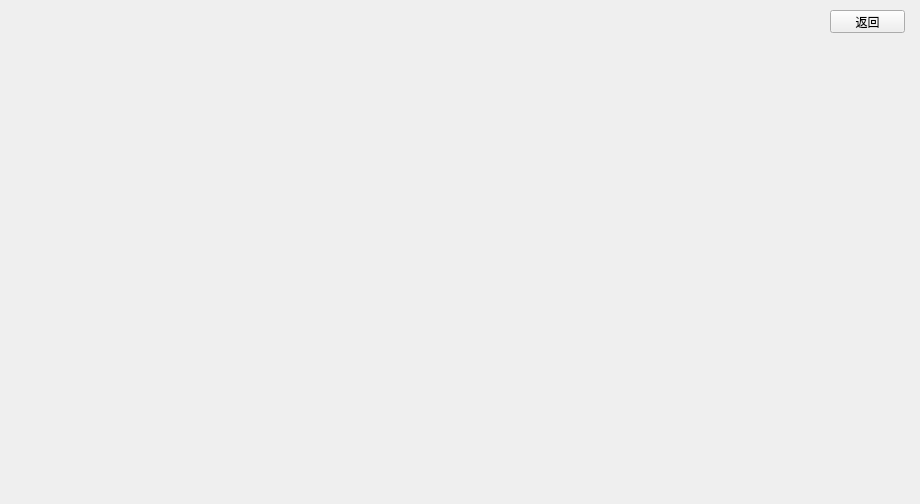
Before: the Qt Designer form client/src/workarea/datamanager/annotationdatapage.ui in zhuzongdong123/ProcessingSoftware, drawn with Qt 5.
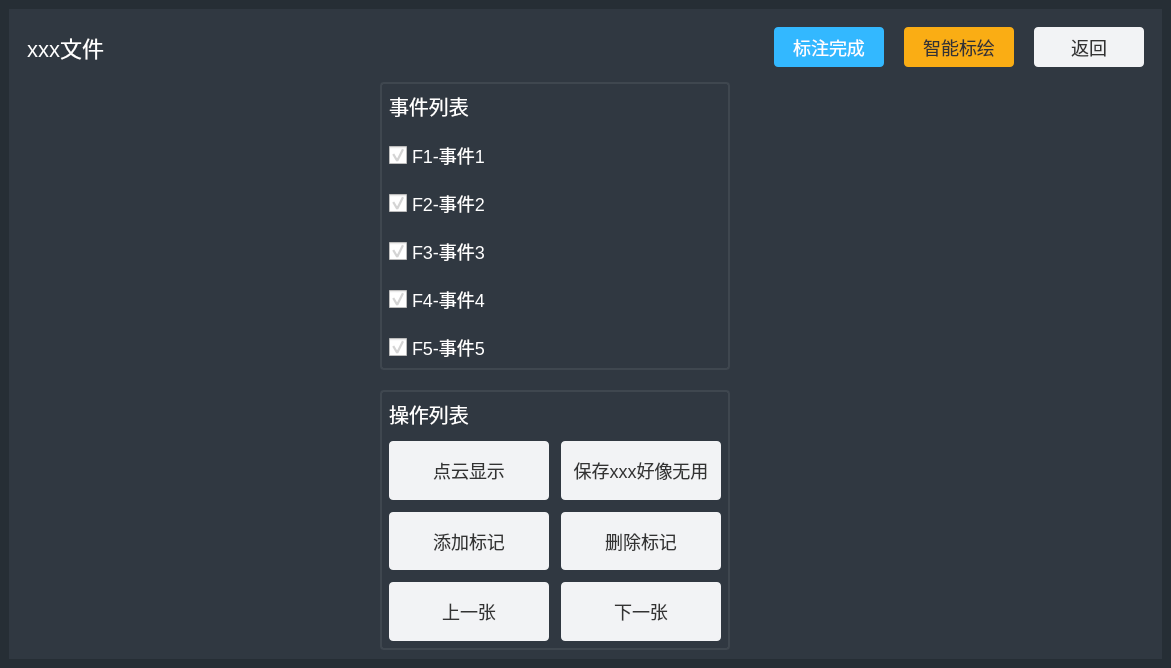
After: the same form once the commit is applied. Icons and pictures are not drawn. Custom widgets are drawn as their Qt base class.

Commit message: 样式和图片标绘界面的修改

What changed in the file:
```diff
--- a/client/src/workarea/datamanager/annotationdatapage.ui
+++ b/client/src/workarea/datamanager/annotationdatapage.ui
@@ -6,27 +6,623 @@
    <rect>
     <x>0</x>
     <y>0</y>
-    <width>920</width>
-    <height>504</height>
+    <width>1171</width>
+    <height>665</height>
    </rect>
   </property>
   <property name="windowTitle">
    <string>Form</string>
   </property>
-  <widget class="QPushButton" name="pushButton">
-   <property name="geometry">
-    <rect>
-     <x>830</x>
-     <y>10</y>
-     <width>75</width>
-     <height>23</height>
-    </rect>
+  <layout class="QVBoxLayout" name="verticalLayout">
+   <property name="spacing">
+    <number>0</number>
    </property>
-   <property name="text">
-    <string>返回</string>
+   <property name="leftMargin">
+    <number>0</number>
    </property>
-  </widget>
+   <property name="topMargin">
+    <number>0</number>
+   </property>
+   <property name="rightMargin">
+    <number>0</number>
+   </property>
+   <property name="bottomMargin">
+    <number>0</number>
+   </property>
+   <item>
+    <widget class="QWidget" name="widget" native="true">
+     <property name="styleSheet">
+      <string notr="true">#widget{background-color: rgb(38, 46, 53);}
+QWidget{font-size:18px;color:rgb(255,255,255)}
+
+/*滚动条样式 START========================================================================*/
+/*纵向滚动条样式*/
+QScrollBar:vertical{
+	border-style: solid;
+	/* 纵轴-总体背景颜色 */
+    background:transparent;
+	/* 纵轴-总体背景圆角 */
+    border-radius: 5px;
+	/* 纵轴-总体宽度 */
+    min-width: 10px;
+    max-width: 10px;
+}
+QScrollBar::handle:vertical{
+	/* 纵轴-凸出部分背景颜色 */
+    background: rgb(161, 171, 175);
+	/* 纵轴-凸出部分背景圆角 */
+    border-radius: 5px;
+	/* 纵轴-凸出最新高度 */
+    min-height: 30px;
+}
+
+
+QScrollBar::handle:vertical:hover{
+	/* 纵轴-凸出部分触发背景颜色 */
+    background:#F2F3F5;
+}
+
+/*横向滚动条样式*/
+QScrollBar:horizontal{
+	border-style: solid;
+	/* 横轴-总体背景颜色 */
+    background:transparent;
+	/* 横轴-总体背景圆角 */
+    border-radius: 5px;
+	/* 横轴-总体宽度 */
+    min-height: 10px;
+    max-height: 10px;
+}
+QScrollBar::handle:horizontal{
+	/* 横轴-凸出部分背景颜色 */
+    background:  rgb(161, 171, 175);
+	/* 横轴-凸出部分背景圆角 */
+    border-radius: 5px;
+	/* 横轴-凸出最新高度 */
+    min-width: 30px;
+}
+
+QScrollBar::handle:horizontal:hover{
+	/* 横轴-凸出部分触发背景颜色 */
+    background:#F2F3F5;
+}
+
+QScrollBar::add-page,
+QScrollBar::sub-page{
+    background: transparent;
+}
+QScrollBar::add-line,
+QScrollBar::sub-line{
+    background: transparent;
+}
+
+/*提示框样式*/
+QToolTip{border:1px solid #262E35; background-color:#3F474F; color:rgb(255,255,255);border-radius:4px;}</string>
+     </property>
+     <layout class="QVBoxLayout" name="verticalLayout_2">
+      <item>
+       <widget class="QWidget" name="widget_2" native="true">
+        <property name="styleSheet">
+         <string notr="true">#widget_2{background-color: rgb(48, 56, 65);}
+</string>
+        </property>
+        <layout class="QVBoxLayout" name="verticalLayout_3">
+         <item>
+          <widget class="QWidget" name="widget_3" native="true">
+           <layout class="QHBoxLayout" name="horizontalLayout_2">
+            <property name="spacing">
+             <number>20</number>
+            </property>
+            <item>
+             <widget class="QLabel" name="title">
+              <property name="styleSheet">
+               <string notr="true">font-size:22px</string>
+              </property>
+              <property name="text">
+               <string>xxx文件</string>
+              </property>
+             </widget>
+            </item>
+            <item>
+             <spacer name="horizontalSpacer_2">
+              <property name="orientation">
+               <enum>Qt::Horizontal</enum>
+              </property>
+              <property name="sizeHint" stdset="0">
+               <size>
+                <width>40</width>
+                <height>20</height>
+               </size>
+              </property>
+             </spacer>
+            </item>
+            <item>
+             <spacer name="horizontalSpacer">
+              <property name="orientation">
+               <enum>Qt::Horizontal</enum>
+              </property>
+              <property name="sizeHint" stdset="0">
+               <size>
+                <width>356</width>
+                <height>20</height>
+               </size>
+              </property>
+             </spacer>
+            </item>
+            <item>
+             <widget class="QPushButton" name="pushButton_5">
+              <property name="minimumSize">
+               <size>
+                <width>110</width>
+                <height>40</height>
+               </size>
+              </property>
+              <property name="styleSheet">
+               <string notr="true">background-color: rgb(51, 184, 255);border:none;border-radius:4px</string>
+              </property>
+              <property name="text">
+               <string>标注完成</string>
+              </property>
+             </widget>
+            </item>
+            <item>
+             <widget class="QPushButton" name="pushButton">
+              <property name="minimumSize">
+               <size>
+                <width>110</width>
+                <height>40</height>
+               </size>
+              </property>
+              <property name="styleSheet">
+               <string notr="true">background-color:#FAAD14;border:none;border-radius:4px;color: rgb(51, 51, 51);</string>
+              </property>
+              <property name="text">
+               <string>智能标绘</string>
+              </property>
+             </widget>
+            </item>
+            <item>
+             <widget class="QPushButton" name="pushButton_2">
+              <property name="minimumSize">
+               <size>
+                <width>110</width>
+                <height>40</height>
+               </size>
+              </property>
+              <property name="styleSheet">
+               <string notr="true">background-color: rgb(242, 243, 245);
+color: rgb(51, 51, 51);border-radius:4px</string>
+              </property>
+              <property name="text">
+               <string>返回</string>
+              </property>
+             </widget>
+            </item>
+           </layout>
+          </widget>
+         </item>
+         <item>
+          <layout class="QHBoxLayout" name="horizontalLayout" stretch="0,1,0">
+           <property name="spacing">
+            <number>12</number>
+           </property>
+           <item>
+            <widget class="Gridlayout" name="girdlayout" native="true">
+             <property name="minimumSize">
+              <size>
+               <width>350</width>
+               <height>0</height>
+              </size>
+             </property>
+             <property name="maximumSize">
+              <size>
+               <width>350</width>
+               <height>16777215</height>
+              </size>
+             </property>
+            </widget>
+           </item>
+           <item>
+            <widget class="QWidget" name="widget_4" native="true">
+             <property name="minimumSize">
+              <size>
+               <width>350</width>
+               <height>0</height>
+              </size>
+             </property>
+             <property name="maximumSize">
+              <size>
+               <width>250</width>
+               <height>16777215</height>
+              </size>
+             </property>
+             <property name="styleSheet">
+              <string notr="true">
+
+    QCheckBox {
+       spacing: 5px; 
+       color: rgb(255,255,255);
+    }
+    QCheckBox::indicator {
+       width: 18px;
+       height: 18px;
+    }
+    QCheckBox::indicator:unchecked {
+       image: url(:/resources/image/noselect.png); 
+    }
+    QCheckBox::indicator:checked {
+       image: url(:/resources/image/select.png);  
+    }</string>
+             </property>
+             <layout class="QVBoxLayout" name="verticalLayout_6">
+              <property name="spacing">
+               <number>20</number>
+              </property>
+              <property name="leftMargin">
+               <number>0</number>
+              </property>
+              <property name="topMargin">
+               <number>0</number>
+              </property>
+              <property name="rightMargin">
+               <number>0</number>
+              </property>
+              <property name="bottomMargin">
+               <number>0</number>
+              </property>
+              <item>
+               <widget class="QWidget" name="widget_5" native="true">
+                <property name="styleSheet">
+                 <string notr="true">#widget_5{border:2px solid  rgb(63, 71, 79);border-radius:4px}</string>
+                </property>
+                <layout class="QVBoxLayout" name="verticalLayout_4">
+                 <property name="spacing">
+                  <number>20</number>
+                 </property>
+                 <item>
+                  <layout class="QHBoxLayout" name="horizontalLayout_3">
+                   <item>
+                    <widget class="QLabel" name="label">
+                     <property name="styleSheet">
+                      <string notr="true">font-size:20px</string>
+                     </property>
+                     <property name="text">
+                      <string>事件列表</string>
+                     </property>
+                    </widget>
+                   </item>
+                   <item>
+                    <spacer name="horizontalSpacer_3">
+                     <property name="orientation">
+                      <enum>Qt::Horizontal</enum>
+                     </property>
+                     <property name="sizeHint" stdset="0">
+                      <size>
+                       <width>40</width>
+                       <height>20</height>
+                      </size>
+                     </property>
+                    </spacer>
+                   </item>
+                   <item>
+                    <widget class="QPushButton" name="pushButton_3">
+                     <property name="toolTip">
+                      <string>&lt;html&gt;&lt;head/&gt;&lt;body&gt;&lt;p&gt;1、右侧视图中，按下快捷键F1-F9进入标绘模式，此时可通过鼠标拖拽进行事件标注；&lt;/p&gt;&lt;p&gt;2、右侧视图中，按下ESC键退出标绘模式，进入预览模式；&lt;/p&gt;&lt;p&gt;3、右侧视图中，预览模式下，ctrl+鼠标拖拽，可删除已标绘的事件；&lt;/p&gt;&lt;p&gt;4、右侧视图中，预览模式下，通过鼠标可控制图像的缩放和平移。&lt;/p&gt;&lt;p&gt;5、右侧视图中，ctrl+数字键盘0，可还原视图；&lt;/p&gt;&lt;/body&gt;&lt;/html&gt;</string>
+                     </property>
+                     <property name="styleSheet">
+                      <string notr="true">border:none;</string>
+                     </property>
+                     <property name="text">
+                      <string/>
+                     </property>
+                     <property name="icon">
+                      <iconset resource="../../../myicon.qrc">
+                       <normaloff>:/resources/image/optTip.png</normaloff>:/resources/image/optTip.png</iconset>
+                     </property>
+                     <property name="iconSize">
+                      <size>
+                       <width>30</width>
+                       <height>30</height>
+                      </size>
+                     </property>
+                    </widget>
+                   </item>
+                  </layout>
+                 </item>
+                 <item>
+                  <widget class="QCheckBox" name="checkBox">
+                   <property name="text">
+                    <string>F1-事件1</string>
+                   </property>
+                   <property name="checked">
+                    <bool>true</bool>
+                   </property>
+                  </widget>
+                 </item>
+                 <item>
+                  <widget class="QCheckBox" name="checkBox_2">
+                   <property name="text">
+                    <string>F2-事件2</string>
+                   </property>
+                   <property name="checked">
+                    <bool>true</bool>
+                   </property>
+                  </widget>
+                 </item>
+                 <item>
+                  <widget class="QCheckBox" name="checkBox_3">
+                   <property name="text">
+                    <string>F3-事件3</string>
+                   </property>
+                   <property name="checked">
+                    <bool>true</bool>
+                   </property>
+                  </widget>
+                 </item>
+                 <item>
+                  <widget class="QCheckBox" name="checkBox_4">
+                   <property name="text">
+                    <string>F4-事件4</string>
+                   </property>
+                   <property name="checked">
+                    <bool>true</bool>
+                   </property>
+                  </widget>
+                 </item>
+                 <item>
+                  <widget class="QCheckBox" name="checkBox_5">
+                   <property name="text">
+                    <string>F5-事件5</string>
+                   </property>
+                   <property name="checked">
+                    <bool>true</bool>
+                   </property>
+                  </widget>
+                 </item>
+                 <item>
+                  <spacer name="verticalSpacer_2">
+                   <property name="orientation">
+                    <enum>Qt::Vertical</enum>
+                   </property>
+                   <property name="sizeHint" stdset="0">
+                    <size>
+                     <width>20</width>
+                     <height>40</height>
+                    </size>
+                   </property>
+                  </spacer>
+                 </item>
+                </layout>
+               </widget>
+              </item>
+              <item>
+               <widget class="QWidget" name="widget_6" native="true">
+                <property name="styleSheet">
+                 <string notr="true">#widget_6{border:2px solid  rgb(63, 71, 79);border-radius:4px}</string>
+                </property>
+                <layout class="QVBoxLayout" name="verticalLayout_5">
+                 <property name="spacing">
+                  <number>12</number>
+                 </property>
+                 <item>
+                  <layout class="QHBoxLayout" name="horizontalLayout_4">
+                   <item>
+                    <widget class="QLabel" name="label_2">
+                     <property name="styleSheet">
+                      <string notr="true">font-size:20px</string>
+                     </property>
+                     <property name="text">
+                      <string>操作列表</string>
+                     </property>
+                    </widget>
+                   </item>
+                   <item>
+                    <spacer name="horizontalSpacer_4">
+                     <property name="orientation">
+                      <enum>Qt::Horizontal</enum>
+                     </property>
+                     <property name="sizeHint" stdset="0">
+                      <size>
+                       <width>40</width>
+                       <height>20</height>
+                      </size>
+                     </property>
+                    </spacer>
+                   </item>
+                   <item>
+                    <widget class="QPushButton" name="pushButton_4">
+                     <property name="toolTip">
+                      <string>&lt;html&gt;&lt;head/&gt;&lt;body&gt;&lt;p&gt;1、ctrl+数字键盘1，可切换是否显示点云图片；&lt;/p&gt;&lt;p&gt;2、ctrl+s，可进行数据保存；&lt;/p&gt;&lt;p&gt;3、ctrl+2，可人工设置图片为已标记；&lt;/p&gt;&lt;p&gt;3、ctrl+3，可人工设置图片取消标记；&lt;/p&gt;&lt;p&gt;4、方向键-左键，键盘按下后可切换上一张图片；&lt;/p&gt;&lt;p&gt;5、方向键-右键，键盘按下后可切换下一张图片；&lt;/p&gt;&lt;/body&gt;&lt;/html&gt;</string>
+                     </property>
+                     <property name="styleSheet">
+                      <string notr="true">border:none;</string>
+                     </property>
+                     <property name="text">
+                      <string/>
+                     </property>
+                     <property name="icon">
+                      <iconset resource="../../../myicon.qrc">
+                       <normaloff>:/resources/image/optTip.png</normaloff>:/resources/image/optTip.png</iconset>
+                     </property>
+                     <property name="iconSize">
+                      <size>
+                       <width>30</width>
+                       <height>30</height>
+                      </size>
+                     </property>
+                    </widget>
+                   </item>
+                  </layout>
+                 </item>
+                 <item>
+                  <widget class="QWidget" name="widget_7" native="true">
+                   <property name="minimumSize">
+                    <size>
+                     <width>0</width>
+                     <height>200</height>
+                    </size>
+                   </property>
+                   <property name="styleSheet">
+                    <string notr="true">QPushButton{background-color: rgb(242, 243, 245);color: rgb(51, 51, 51);border-radius:4px}</string>
+                   </property>
+                   <layout class="QVBoxLayout" name="verticalLayout_7">
+                    <property name="spacing">
+                     <number>0</number>
+                    </property>
+                    <property name="leftMargin">
+                     <number>0</number>
+                    </property>
+                    <property name="topMargin">
+                     <number>0</number>
+                    </property>
+                    <property name="rightMargin">
+                     <number>0</number>
+                    </property>
+                    <property name="bottomMargin">
+                     <number>0</number>
+                    </property>
+                    <item>
+                     <layout class="QGridLayout" name="gridLayout">
+                      <property name="spacing">
+                       <number>12</number>
+                      </property>
+                      <item row="0" column="0">
+                       <widget class="QPushButton" name="pointsDisplayBtn">
+                        <property name="sizePolicy">
+                         <sizepolicy hsizetype="Minimum" vsizetype="Expanding">
+                          <horstretch>0</horstretch>
+                          <verstretch>0</verstretch>
+                         </sizepolicy>
+                        </property>
+                        <property name="styleSheet">
+                         <string notr="true">QPushButton:checked{background-color: rgb(51, 184, 255);border:none;border-radius:4px;color:rgb(255,255,255)}</string>
+                        </property>
+                        <property name="text">
+                         <string>点云显示</string>
+                        </property>
+                        <property name="checkable">
+                         <bool>true</bool>
+                        </property>
+                       </widget>
+                      </item>
+                      <item row="0" column="1">
+                       <widget class="QPushButton" name="pushButton_7">
+                        <property name="sizePolicy">
+                         <sizepolicy hsizetype="Minimum" vsizetype="Expanding">
+                          <horstretch>0</horstretch>
+                          <verstretch>0</verstretch>
+                         </sizepolicy>
+                        </property>
+                        <property name="text">
+                         <string>保存xxx好像无用</string>
+                        </property>
+                       </widget>
+                      </item>
+                      <item row="1" column="0">
+                       <widget class="QPushButton" name="addHandleFlagBtn">
+                        <property name="sizePolicy">
+                         <sizepolicy hsizetype="Minimum" vsizetype="Expanding">
+                          <horstretch>0</horstretch>
+                          <verstretch>0</verstretch>
+                         </sizepolicy>
+                        </property>
+                        <property name="text">
+                         <string>添加标记</string>
+                        </property>
+                       </widget>
+                      </item>
+                      <item row="1" column="1">
+                       <widget class="QPushButton" name="deleteHandleFlagBtn">
+                        <property name="sizePolicy">
+                         <sizepolicy hsizetype="Minimum" vsizetype="Expanding">
+                          <horstretch>0</horstretch>
+                          <verstretch>0</verstretch>
+                         </sizepolicy>
+                        </property>
+                        <property name="text">
+                         <string>删除标记</string>
+                        </property>
+                       </widget>
+                      </item>
+                      <item row="2" column="0">
+                       <widget class="QPushButton" name="pushButton_9">
+                        <property name="sizePolicy">
+                         <sizepolicy hsizetype="Minimum" vsizetype="Expanding">
+                          <horstretch>0</horstretch>
+                          <verstretch>0</verstretch>
+                         </sizepolicy>
+                        </property>
+                        <property name="text">
+                         <string>上一张</string>
+                        </property>
+                       </widget>
+                      </item>
+                      <item row="2" column="1">
+                       <widget class="QPushButton" name="pushButton_10">
+                        <property name="sizePolicy">
+                         <sizepolicy hsizetype="Minimum" vsizetype="Expanding">
+                          <horstretch>0</horstretch>
+                          <verstretch>0</verstretch>
+                         </sizepolicy>
+                        </property>
+                        <property name="text">
+                         <string>下一张</string>
+                        </property>
+                       </widget>
+                      </item>
+                     </layout>
+                    </item>
+                   </layout>
+                  </widget>
+                 </item>
+                 <item>
+                  <spacer name="verticalSpacer_3">
+                   <property name="orientation">
+                    <enum>Qt::Vertical</enum>
+                   </property>
+                   <property name="sizeHint" stdset="0">
+                    <size>
+                     <width>20</width>
+                     <height>40</height>
+                    </size>
+                   </property>
+                  </spacer>
+                 </item>
+                </layout>
+               </widget>
+              </item>
+             </layout>
+            </widget>
+           </item>
+           <item>
+            <widget class="ImagePreviewWidget" name="imagePreviewWidget" native="true"/>
+           </item>
+          </layout>
+         </item>
+        </layout>
+       </widget>
+      </item>
+     </layout>
+    </widget>
+   </item>
+  </layout>
  </widget>
- <resources/>
+ <customwidgets>
+  <customwidget>
+   <class>ImagePreviewWidget</class>
+   <extends>QWidget</extends>
+   <header>imagepreviewwidget.h</header>
+   <container>1</container>
+  </customwidget>
+  <customwidget>
+   <class>Gridlayout</class>
+   <extends>QWidget</extends>
+   <header>gridlayout.h</header>
+   <container>1</container>
+  </customwidget>
+ </customwidgets>
+ <resources>
+  <include location="../../../myicon.qrc"/>
+ </resources>
  <connections/>
 </ui>
```
The commit also changes 28 other files.
